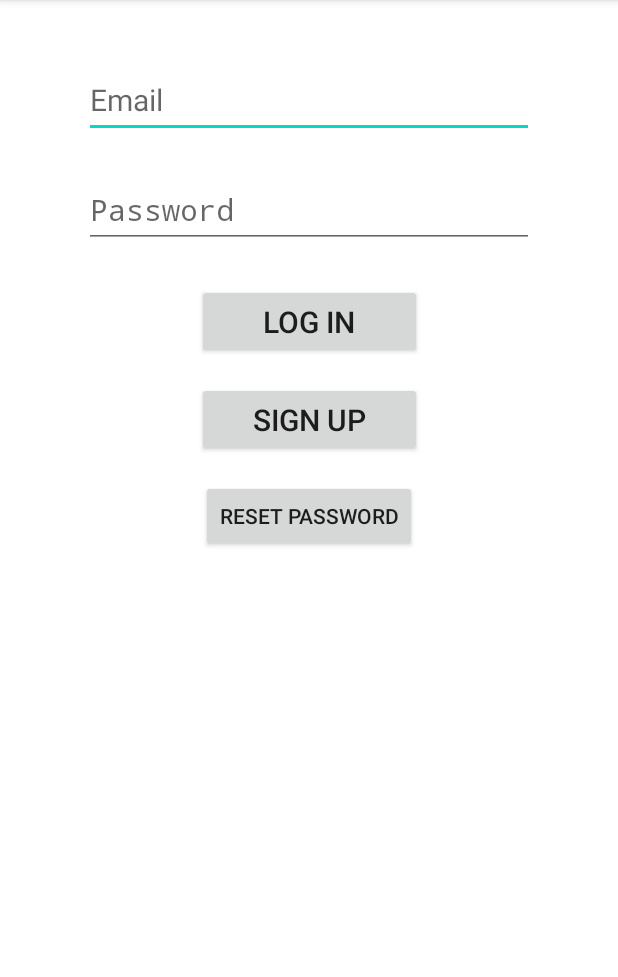
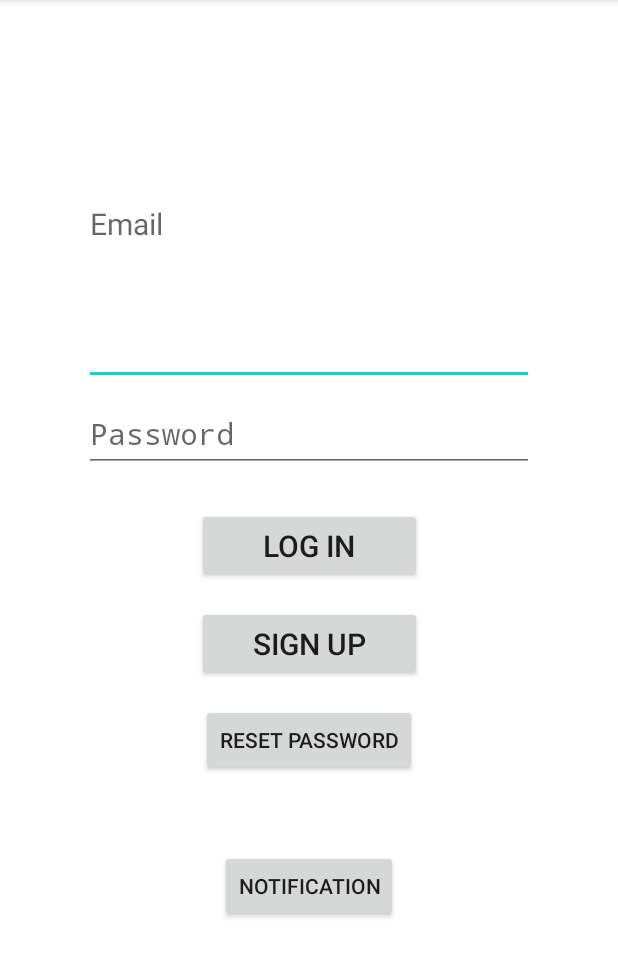
Before and after one commit to matnafu2/In-My-Garden, an Android app: the screen it shows after launch (LoginActivity), on a phone screen of 412 x 824 dp, the part 84-1061 px from its top. Run offline under Robolectric (Android 15) with nearby library versions, the phone set to English and light mode, and no system bars; our stand-ins replace Firebase (no records; nobody signed in at launch, a user with empty details on screens opened directly).

Commit message:
Adds a notification that will repeat everyday. The notification is inexact so there is a 2 to 3 minutes difference from the time it is set

```diff
--- a/app/src/main/AndroidManifest.xml
+++ b/app/src/main/AndroidManifest.xml
@@ -2,6 +2,7 @@
 <manifest xmlns:android="http://schemas.android.com/apk/res/android"
     xmlns:tools="http://schemas.android.com/tools"
     package="com.example.inmygarden">
+    <uses-permission android:name="android.permission.SCHEDULE_EXACT_ALARM"/>
 
     <application
         android:allowBackup="true"
@@ -51,6 +52,7 @@
             </intent-filter>
         </activity>
 
+        <receiver android:name=".NotificationReceiver"/>
 
     </application>
 
--- /dev/null
+++ b/app/src/main/res/drawable/notification_icon.xml
@@ -0,0 +1,5 @@
+<vector android:height="24dp" android:tint="#000000"
+    android:viewportHeight="24" android:viewportWidth="24"
+    android:width="24dp" xmlns:android="http://schemas.android.com/apk/res/android">
+    <path android:fillColor="@android:color/white" android:pathData="M7.58,4.08L6.15,2.65C3.75,4.48 2.17,7.3 2.03,10.5h2c0.15,-2.65 1.51,-4.97 3.55,-6.42zM19.97,10.5h2c-0.15,-3.2 -1.73,-6.02 -4.12,-7.85l-1.42,1.43c2.02,1.45 3.39,3.77 3.54,6.42zM18,11c0,-3.07 -1.64,-5.64 -4.5,-6.32L13.5,4c0,-0.83 -0.67,-1.5 -1.5,-1.5s-1.5,0.67 -1.5,1.5v0.68C7.63,5.36 6,7.92 6,11v5l-2,2v1h16v-1l-2,-2v-5zM12,22c0.14,0 0.27,-0.01 0.4,-0.04 0.65,-0.14 1.18,-0.58 1.44,-1.18 0.1,-0.24 0.15,-0.5 0.15,-0.78h-4c0.01,1.1 0.9,2 2.01,2z"/>
+</vector>
--- a/app/src/main/res/layout/activity_login.xml
+++ b/app/src/main/res/layout/activity_login.xml
@@ -9,15 +9,15 @@
     <EditText
         android:id="@+id/email_login"
         android:layout_width="300dp"
-        android:layout_height="50dp"
+        android:layout_height="0dp"
         android:layout_marginTop="42dp"
-        android:layout_marginBottom="15dp"
+        android:layout_marginBottom="310dp"
         android:ems="10"
         android:hint="Email"
         android:inputType="textEmailAddress"
         android:textColor="@color/black"
         android:textSize="20sp"
-        app:layout_constraintBottom_toTopOf="@+id/password_login"
+        app:layout_constraintBottom_toTopOf="@+id/notification"
         app:layout_constraintEnd_toEndOf="parent"
         app:layout_constraintHorizontal_bias="0.5"
         app:layout_constraintStart_toStartOf="parent"
@@ -75,11 +75,16 @@
         app:layout_constraintStart_toStartOf="parent"
         app:layout_constraintTop_toBottomOf="@+id/singup_btn" />
 
-    <FrameLayout
-        android:id="@+id/frame"
-        android:layout_width="match_parent"
-        android:layout_height="match_parent">
-
-    </FrameLayout>
+    <Button
+        android:id="@+id/notification"
+        android:layout_width="wrap_content"
+        android:layout_height="wrap_content"
+        android:layout_marginBottom="153dp"
+        android:text="Notification"
+        app:layout_constraintBottom_toBottomOf="parent"
+        app:layout_constraintEnd_toEndOf="parent"
+        app:layout_constraintHorizontal_bias="0.5"
+        app:layout_constraintStart_toStartOf="parent"
+        app:layout_constraintTop_toBottomOf="@+id/email_login" />
 
 </androidx.constraintlayout.widget.ConstraintLayout>
```
Also changed, not shown: app/src/main/java/com/example/inmygarden/LoginActivity.kt (+51 -0 lines), app/src/main/java/com/example/inmygarden/NotificationReceiver.kt (added, +38 -0 lines).
